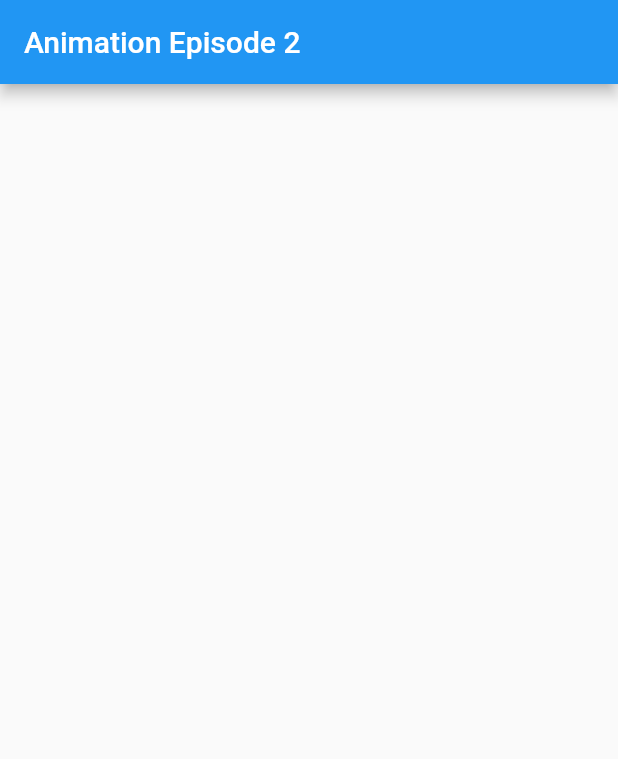
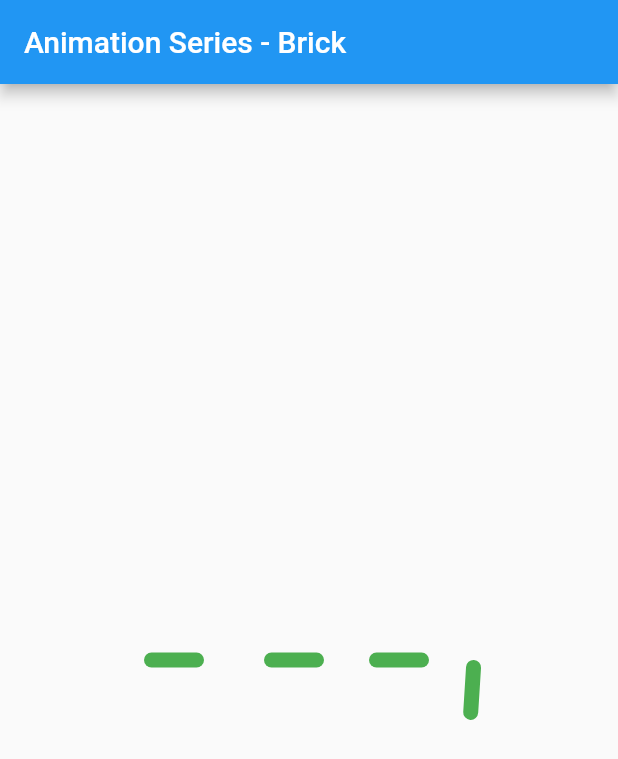
Before and after one commit to iampawan/AnimationSeries, a Flutter app: the screen it shows after launch, on a phone screen of 412 x 824 dp. Shown: the top 759 px of the screen. Run offline on Flutter 3.47's test engine with Material 2 defaults, Android fonts, the phone set to English and light mode, and no system bars.

Commit message:
Brick Animation for episode 3 added

```diff
--- /dev/null
+++ b/lib/brick_anim.dart
@@ -0,0 +1,230 @@
+import 'dart:math' as math;
+
+import 'package:flutter/material.dart';
+
+class BrickPage extends StatefulWidget {
+  @override
+  _BrickPageState createState() => _BrickPageState();
+}
+
+class _BrickPageState extends State<BrickPage> with TickerProviderStateMixin {
+  AnimationController animationController;
+  Tween tween;
+
+  @override
+  void initState() {
+    super.initState();
+    animationController = AnimationController(
+      vsync: this,
+      duration: Duration(seconds: 5),
+    );
+
+    tween = Tween(begin: 0.0, end: 1.0);
+
+    animationController.repeat();
+  }
+
+  //Brick 1
+  Animation get animOne => tween.animate(
+        CurvedAnimation(
+          curve: Interval(
+            0.0,
+            0.125,
+            curve: Curves.linear,
+          ),
+          parent: animationController,
+        ),
+      );
+  //Brick 1
+  Animation get animTwo => tween.animate(
+        CurvedAnimation(
+          curve: Interval(
+            0.125,
+            0.25,
+            curve: Curves.linear,
+          ),
+          parent: animationController,
+        ),
+      );
+  //Brick 2
+  Animation get animThree => tween.animate(
+        CurvedAnimation(
+          curve: Interval(
+            0.25,
+            0.375,
+            curve: Curves.linear,
+          ),
+          parent: animationController,
+        ),
+      );
+  //Brick 3
+  Animation get animFour => tween.animate(
+        CurvedAnimation(
+          curve: Interval(
+            0.375,
+            0.5,
+            curve: Curves.linear,
+          ),
+          parent: animationController,
+        ),
+      );
+
+  //Brick 4
+  Animation get animFive => tween.animate(
+        CurvedAnimation(
+          curve: Interval(
+            0.5,
+            0.625,
+            curve: Curves.linear,
+          ),
+          parent: animationController,
+        ),
+      );
+  //Brick 4
+  Animation get animSix => tween.animate(
+        CurvedAnimation(
+          curve: Interval(
+            0.625,
+            0.750,
+            curve: Curves.linear,
+          ),
+          parent: animationController,
+        ),
+      );
+
+  //Brick 3
+  Animation get animSeven => tween.animate(
+        CurvedAnimation(
+          curve: Interval(
+            0.750,
+            0.875,
+            curve: Curves.linear,
+          ),
+          parent: animationController,
+        ),
+      );
+  //Brick 2
+  Animation get animEight => tween.animate(
+        CurvedAnimation(
+          curve: Interval(
+            0.875,
+            1.0,
+            curve: Curves.linear,
+          ),
+          parent: animationController,
+        ),
+      );
+
+  @override
+  void dispose() {
+    animationController.dispose();
+    super.dispose();
+  }
+
+  @override
+  Widget build(BuildContext context) {
+    return Scaffold(
+      appBar: AppBar(
+        title: Text("Animation Series - Brick"),
+      ),
+      body: Center(
+        child: Row(
+          mainAxisAlignment: MainAxisAlignment.center,
+          children: <Widget>[
+            AnimatedBrick(
+              animations: [animOne, animTwo],
+              controller: animationController,
+              marginLeft: 0.0,
+              alignment: Alignment.centerLeft,
+              isClockWise: true,
+            ),
+            AnimatedBrick(
+              animations: [animThree, animEight],
+              controller: animationController,
+              marginLeft: 0.0,
+              isClockWise: false,
+            ),
+            AnimatedBrick(
+              animations: [animFour, animSeven],
+              controller: animationController,
+              marginLeft: 30.0,
+              isClockWise: true,
+            ),
+            AnimatedBrick(
+              animations: [animFive, animSix],
+              controller: animationController,
+              marginLeft: 30.0,
+              isClockWise: false,
+            ),
+          ],
+        ),
+      ),
+    );
+  }
+}
+
+class AnimatedBrick extends AnimatedWidget {
+  final AnimationController controller;
+  final List<Animation> animations;
+  final double marginLeft;
+  final Alignment alignment;
+  final bool isClockWise;
+
+  AnimatedBrick(
+      {Key key,
+      this.controller,
+      this.animations,
+      this.marginLeft,
+      this.alignment = Alignment.centerRight,
+      this.isClockWise})
+      : super(key: key, listenable: controller);
+
+  Matrix4 clockWise(animation) =>
+      Matrix4.rotationZ(animation.value * math.pi * 2.0 * 0.5);
+  Matrix4 antiClockWise(animation) =>
+      Matrix4.rotationZ(-(animation.value * math.pi * 2.0 * 0.5));
+
+  @override
+  Widget build(BuildContext context) {
+    var firstTransformation, secondTransformation;
+
+    if (isClockWise) {
+      firstTransformation = clockWise(animations[0]);
+      secondTransformation = clockWise(animations[1]);
+    } else {
+      firstTransformation = antiClockWise(animations[0]);
+      secondTransformation = antiClockWise(animations[1]);
+    }
+
+    return Transform(
+      transform: firstTransformation,
+      alignment: alignment,
+      child: Transform(
+        transform: secondTransformation,
+        alignment: alignment,
+        child: Brick(
+          marginLeft: marginLeft,
+        ),
+      ),
+    );
+  }
+}
+
+class Brick extends StatelessWidget {
+  final double marginLeft;
+
+  Brick({this.marginLeft = 15.0});
+
+  @override
+  Widget build(BuildContext context) {
+    return Container(
+      margin: EdgeInsets.only(left: marginLeft),
+      height: 10.0,
+      width: 40.0,
+      decoration: BoxDecoration(
+        borderRadius: BorderRadius.circular(15.0),
+        color: Colors.green,
+      ),
+    );
+  }
+}
--- a/lib/main.dart
+++ b/lib/main.dart
@@ -1,3 +1,4 @@
+import 'package:animationseries/brick_anim.dart';
 import 'package:flutter/material.dart';
 
 void main() => runApp(MyApp());
@@ -11,7 +12,7 @@ class MyApp extends StatelessWidget {
       theme: ThemeData(
         primarySwatch: Colors.blue,
       ),
-      home: HomePage(),
+      home: BrickPage(),
     );
   }
 }
```
